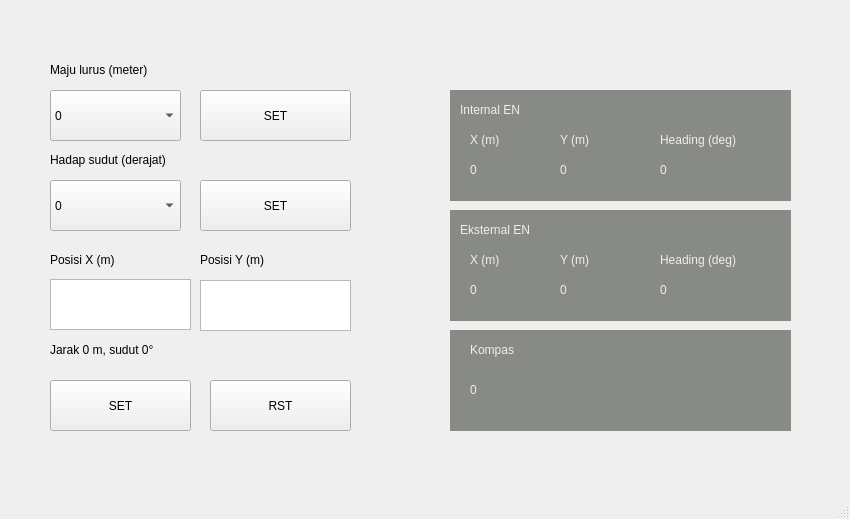
Above: desktop/desktop/ui/main_window.ui from smallker/ros-omnibase before the change. Below: the same form after it.
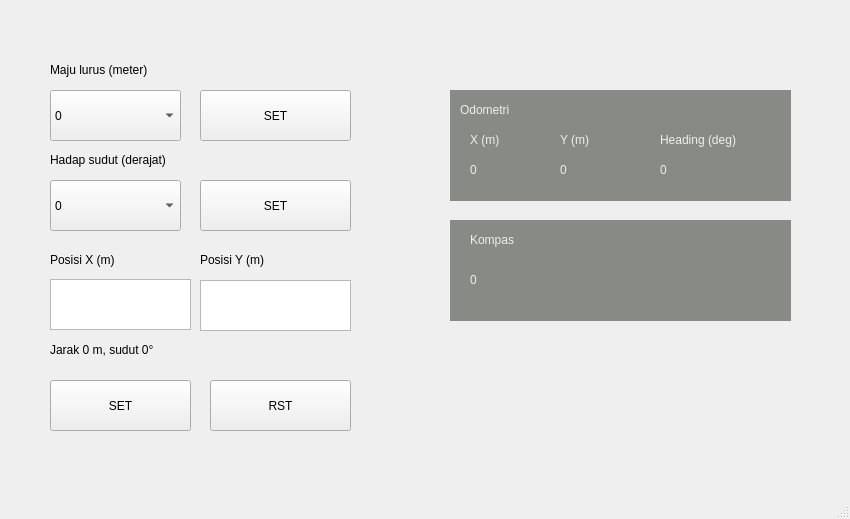
That is the form after the change.

What changed in the file:
```diff
--- a/desktop/desktop/ui/main_window.ui
+++ b/desktop/desktop/ui/main_window.ui
@@ -228,7 +228,7 @@
      <string notr="true">color: rgb(238, 238, 236);</string>
     </property>
     <property name="text">
-     <string>Internal EN</string>
+     <string>Odometri</string>
     </property>
    </widget>
    <widget class="QLabel" name="label_7">
@@ -343,139 +343,11 @@
      <string>0</string>
     </property>
    </widget>
-   <widget class="QLabel" name="label_14">
-    <property name="geometry">
-     <rect>
-      <x>660</x>
-      <y>280</y>
-      <width>41</width>
-      <height>20</height>
-     </rect>
-    </property>
-    <property name="styleSheet">
-     <string notr="true">color: rgb(238, 238, 236);</string>
-    </property>
-    <property name="text">
-     <string>0</string>
-    </property>
-   </widget>
-   <widget class="QLabel" name="label_15">
-    <property name="geometry">
-     <rect>
-      <x>450</x>
-      <y>210</y>
-      <width>341</width>
-      <height>111</height>
-     </rect>
-    </property>
-    <property name="styleSheet">
-     <string notr="true">background-color: rgb(136, 138, 133);</string>
-    </property>
-    <property name="text">
-     <string/>
-    </property>
-   </widget>
-   <widget class="QLabel" name="label_16">
-    <property name="geometry">
-     <rect>
-      <x>470</x>
-      <y>250</y>
-      <width>41</width>
-      <height>20</height>
-     </rect>
-    </property>
-    <property name="styleSheet">
-     <string notr="true">color: rgb(238, 238, 236);</string>
-    </property>
-    <property name="text">
-     <string>X (m)</string>
-    </property>
-   </widget>
-   <widget class="QLabel" name="y_external_val">
-    <property name="geometry">
-     <rect>
-      <x>560</x>
-      <y>280</y>
-      <width>41</width>
-      <height>20</height>
-     </rect>
-    </property>
-    <property name="styleSheet">
-     <string notr="true">color: rgb(238, 238, 236);</string>
-    </property>
-    <property name="text">
-     <string>0</string>
-    </property>
-   </widget>
-   <widget class="QLabel" name="label_18">
-    <property name="geometry">
-     <rect>
-      <x>660</x>
-      <y>250</y>
-      <width>101</width>
-      <height>20</height>
-     </rect>
-    </property>
-    <property name="styleSheet">
-     <string notr="true">color: rgb(238, 238, 236);</string>
-    </property>
-    <property name="text">
-     <string>Heading (deg)</string>
-    </property>
-   </widget>
-   <widget class="QLabel" name="x_external_val">
-    <property name="geometry">
-     <rect>
-      <x>470</x>
-      <y>280</y>
-      <width>41</width>
-      <height>20</height>
-     </rect>
-    </property>
-    <property name="styleSheet">
-     <string notr="true">color: rgb(238, 238, 236);</string>
-    </property>
-    <property name="text">
-     <string>0</string>
-    </property>
-   </widget>
-   <widget class="QLabel" name="label_20">
-    <property name="geometry">
-     <rect>
-      <x>460</x>
-      <y>220</y>
-      <width>101</width>
-      <height>20</height>
-     </rect>
-    </property>
-    <property name="styleSheet">
-     <string notr="true">color: rgb(238, 238, 236);</string>
-    </property>
-    <property name="text">
-     <string>Eksternal EN</string>
-    </property>
-   </widget>
-   <widget class="QLabel" name="label_21">
-    <property name="geometry">
-     <rect>
-      <x>560</x>
-      <y>250</y>
-      <width>41</width>
-      <height>20</height>
-     </rect>
-    </property>
-    <property name="styleSheet">
-     <string notr="true">color: rgb(238, 238, 236);</string>
-    </property>
-    <property name="text">
-     <string>Y (m)</string>
-    </property>
-   </widget>
    <widget class="QLabel" name="label_22">
     <property name="geometry">
      <rect>
       <x>450</x>
-      <y>330</y>
+      <y>220</y>
       <width>341</width>
       <height>101</height>
      </rect>
@@ -513,27 +385,11 @@
      <string>SET</string>
     </property>
    </widget>
-   <widget class="QLabel" name="th_external_val">
-    <property name="geometry">
-     <rect>
-      <x>660</x>
-      <y>280</y>
-      <width>41</width>
-      <height>20</height>
-     </rect>
-    </property>
-    <property name="styleSheet">
-     <string notr="true">color: rgb(238, 238, 236);</string>
-    </property>
-    <property name="text">
-     <string>0</string>
-    </property>
-   </widget>
    <widget class="QLabel" name="label_24">
     <property name="geometry">
      <rect>
       <x>470</x>
-      <y>340</y>
+      <y>230</y>
       <width>101</width>
       <height>20</height>
      </rect>
@@ -549,7 +405,7 @@
     <property name="geometry">
      <rect>
       <x>470</x>
-      <y>380</y>
+      <y>270</y>
       <width>41</width>
       <height>20</height>
      </rect>
```
Left out of the diff: 21 changed lines with no effect on the pictures.
